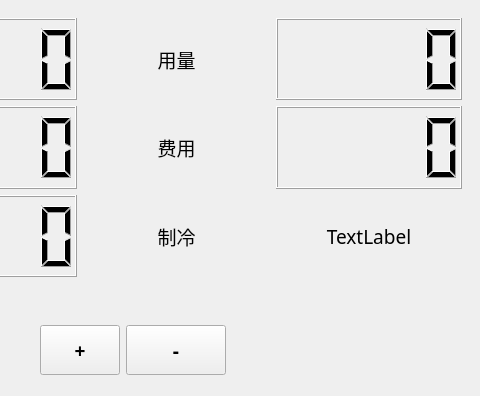
L-Jay1999/DistributedTemperatureControlSystem, file Slave/slavecontrolwindow.ui: the form before one commit; both pictures show x 320 to 800 and y 0 to 396 of the 800 by 600 pixel window.
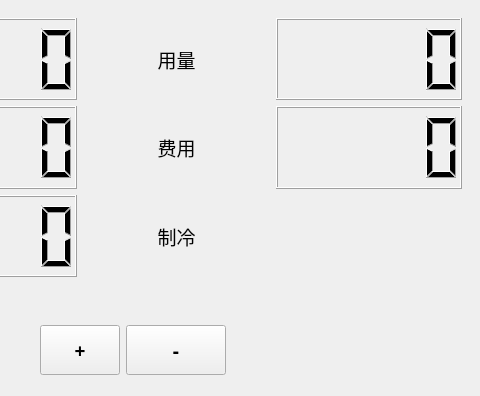
The form after the commit.

What changed in the file:
```diff
--- a/Slave/slavecontrolwindow.ui
+++ b/Slave/slavecontrolwindow.ui
@@ -140,7 +140,7 @@
           </font>
          </property>
          <property name="text">
-          <string>TextLabel</string>
+          <string/>
          </property>
          <property name="alignment">
           <set>Qt::AlignCenter</set>
```
